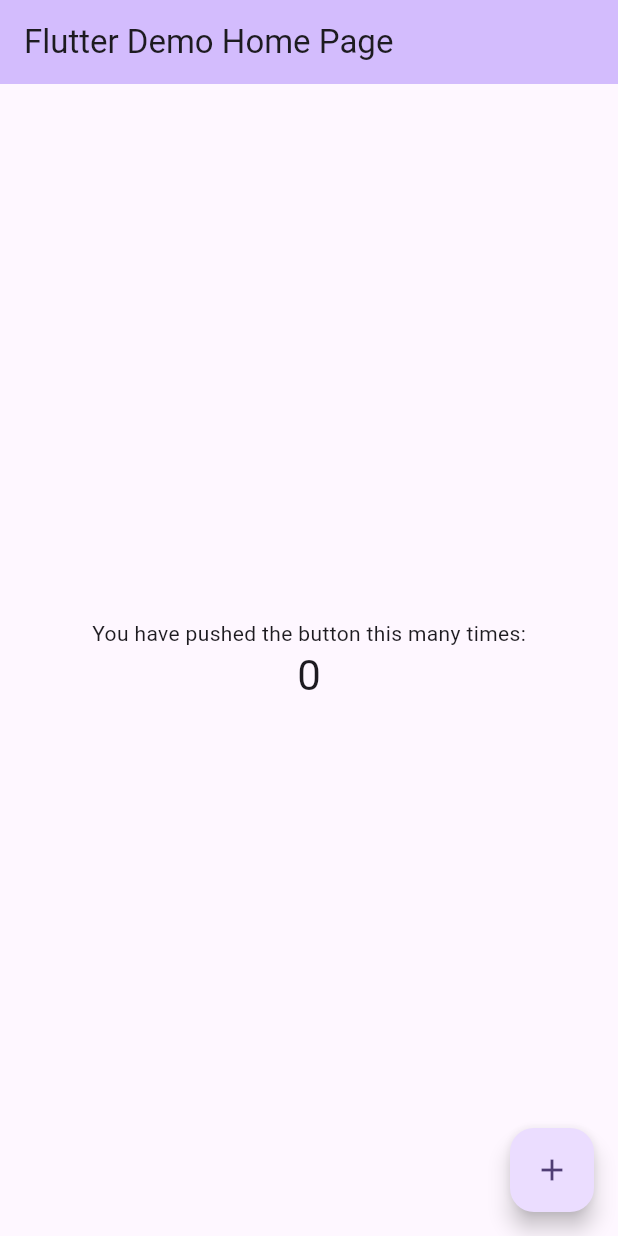
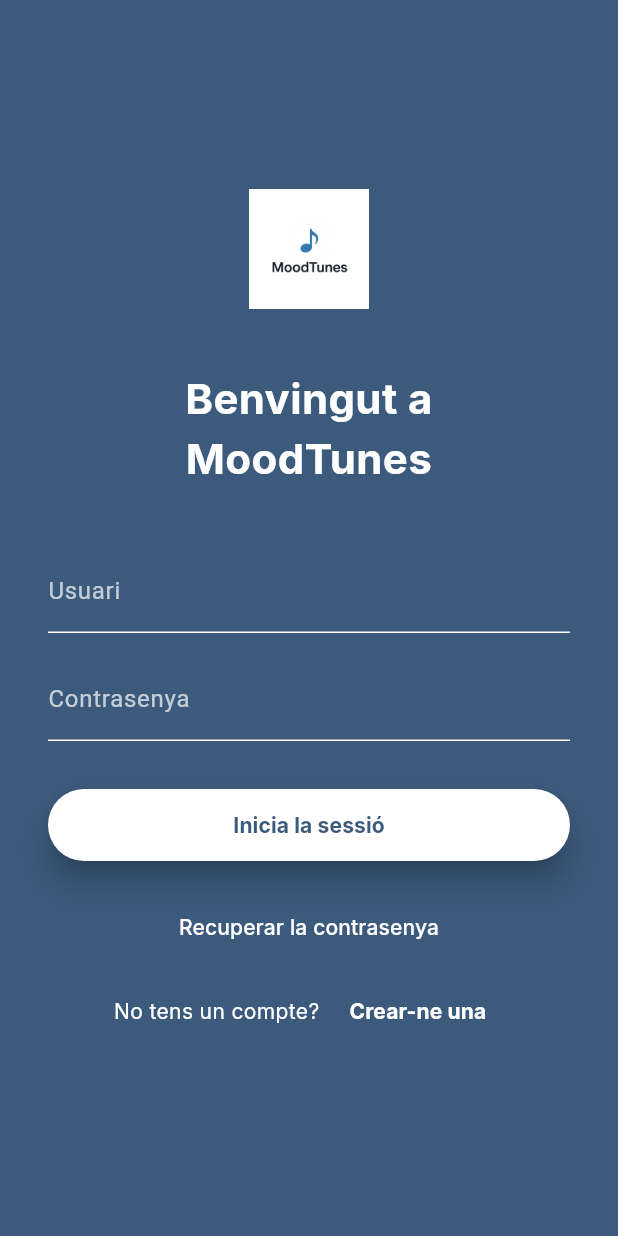
Before and after one commit to sabero23/MoodTunes, a Flutter app: the screen it shows after launch, on a phone screen of 412 x 824 dp. Run offline on Flutter 3.47's test engine with Material 3 defaults, Android fonts, the phone set to English and light mode, and no system bars; our stand-ins replace google_fonts.

Commit message:
Crear UI de login i registre a Flutter

```diff
--- a/app/lib/main.dart
+++ b/app/lib/main.dart
@@ -1,122 +1,22 @@
 import 'package:flutter/material.dart';
+import 'screens/login_screen.dart';
+import 'screens/register_screen.dart';
 
-void main() {
-  runApp(const MyApp());
-}
+void main() => runApp(const MyApp());
 
 class MyApp extends StatelessWidget {
   const MyApp({super.key});
 
-  // This widget is the root of your application.
   @override
   Widget build(BuildContext context) {
     return MaterialApp(
-      title: 'Flutter Demo',
-      theme: ThemeData(
-        // This is the theme of your application.
-        //
-        // TRY THIS: Try running your application with "flutter run". You'll see
-        // the application has a purple toolbar. Then, without quitting the app,
-        // try changing the seedColor in the colorScheme below to Colors.green
-        // and then invoke "hot reload" (save your changes or press the "hot
-        // reload" button in a Flutter-supported IDE, or press "r" if you used
-        // the command line to start the app).
-        //
-        // Notice that the counter didn't reset back to zero; the application
-        // state is not lost during the reload. To reset the state, use hot
-        // restart instead.
-        //
-        // This works for code too, not just values: Most code changes can be
-        // tested with just a hot reload.
-        colorScheme: ColorScheme.fromSeed(seedColor: Colors.deepPurple),
-      ),
-      home: const MyHomePage(title: 'Flutter Demo Home Page'),
+      title: 'MoodTunes',
+      debugShowCheckedModeBanner: false,
+      initialRoute: '/login',
+      routes: {
+        '/login': (context) => const LoginScreen(),
+        '/register': (context) => RegisterScreen(),
+      },
     );
   }
 }
-
-class MyHomePage extends StatefulWidget {
-  const MyHomePage({super.key, required this.title});
-
-  // This widget is the home page of your application. It is stateful, meaning
-  // that it has a State object (defined below) that contains fields that affect
-  // how it looks.
-
-  // This class is the configuration for the state. It holds the values (in this
-  // case the title) provided by the parent (in this case the App widget) and
-  // used by the build method of the State. Fields in a Widget subclass are
-  // always marked "final".
-
-  final String title;
-
-  @override
-  State<MyHomePage> createState() => _MyHomePageState();
-}
-
-class _MyHomePageState extends State<MyHomePage> {
-  int _counter = 0;
-
-  void _incrementCounter() {
-    setState(() {
-      // This call to setState tells the Flutter framework that something has
-      // changed in this State, which causes it to rerun the build method below
-      // so that the display can reflect the updated values. If we changed
-      // _counter without calling setState(), then the build method would not be
-      // called again, and so nothing would appear to happen.
-      _counter++;
-    });
-  }
-
-  @override
-  Widget build(BuildContext context) {
-    // This method is rerun every time setState is called, for instance as done
-    // by the _incrementCounter method above.
-    //
-    // The Flutter framework has been optimized to make rerunning build methods
-    // fast, so that you can just rebuild anything that needs updating rather
-    // than having to individually change instances of widgets.
-    return Scaffold(
-      appBar: AppBar(
-        // TRY THIS: Try changing the color here to a specific color (to
-        // Colors.amber, perhaps?) and trigger a hot reload to see the AppBar
-        // change color while the other colors stay the same.
-        backgroundColor: Theme.of(context).colorScheme.inversePrimary,
-        // Here we take the value from the MyHomePage object that was created by
-        // the App.build method, and use it to set our appbar title.
-        title: Text(widget.title),
-      ),
-      body: Center(
-        // Center is a layout widget. It takes a single child and positions it
-        // in the middle of the parent.
-        child: Column(
-          // Column is also a layout widget. It takes a list of children and
-          // arranges them vertically. By default, it sizes itself to fit its
-          // children horizontally, and tries to be as tall as its parent.
-          //
-          // Column has various properties to control how it sizes itself and
-          // how it positions its children. Here we use mainAxisAlignment to
-          // center the children vertically; the main axis here is the vertical
-          // axis because Columns are vertical (the cross axis would be
-          // horizontal).
-          //
-          // TRY THIS: Invoke "debug painting" (choose the "Toggle Debug Paint"
-          // action in the IDE, or press "p" in the console), to see the
-          // wireframe for each widget.
-          mainAxisAlignment: MainAxisAlignment.center,
-          children: <Widget>[
-            const Text('You have pushed the button this many times:'),
-            Text(
-              '$_counter',
-              style: Theme.of(context).textTheme.headlineMedium,
-            ),
-          ],
-        ),
-      ),
-      floatingActionButton: FloatingActionButton(
-        onPressed: _incrementCounter,
-        tooltip: 'Increment',
-        child: const Icon(Icons.add),
-      ), // This trailing comma makes auto-formatting nicer for build methods.
-    );
-  }
-}
--- /dev/null
+++ b/app/lib/screens/login_screen.dart
@@ -0,0 +1,118 @@
+import 'package:flutter/material.dart';
+import 'package:google_fonts/google_fonts.dart';
+
+class LoginScreen extends StatelessWidget {
+  const LoginScreen({super.key});
+
+  @override
+  Widget build(BuildContext context) {
+    return Scaffold(
+      backgroundColor: const Color(0xFF3C5A7C),
+      body: Center(
+        child: SingleChildScrollView(
+          padding: const EdgeInsets.symmetric(horizontal: 32),
+          child: Column(
+            mainAxisAlignment: MainAxisAlignment.center,
+            children: [
+              Image.asset(
+                'assets/logo.png',
+                height: 80,
+              ),
+              const SizedBox(height: 40),
+              Text(
+                'Benvingut a\nMoodTunes',
+                textAlign: TextAlign.center,
+                style: GoogleFonts.inter(
+                  color: Colors.white,
+                  fontSize: 28,
+                  fontWeight: FontWeight.bold,
+                ),
+              ),
+              const SizedBox(height: 40),
+              const CustomTextField(label: 'Usuari'),
+              const SizedBox(height: 16),
+              const CustomTextField(label: 'Contrasenya', isPassword: true),
+              const SizedBox(height: 32),
+              SizedBox(
+                width: double.infinity,
+                child: ElevatedButton(
+                  style: ElevatedButton.styleFrom(
+                    foregroundColor: const Color(0xFF3C5A7C),
+                    backgroundColor: Colors.white,
+                    padding: const EdgeInsets.symmetric(vertical: 14),
+                    shape: RoundedRectangleBorder(
+                      borderRadius: BorderRadius.circular(24),
+                    ),
+                    elevation: 8,
+                  ),
+                  onPressed: () {},
+                  child: Text(
+                    'Inicia la sessió',
+                    style: GoogleFonts.inter(fontWeight: FontWeight.bold),
+                  ),
+                ),
+              ),
+              const SizedBox(height: 20),
+              TextButton(
+                onPressed: () {},
+                child: Text(
+                  'Recuperar la contrasenya',
+                  style: GoogleFonts.inter(color: Colors.white),
+                ),
+              ),
+              const SizedBox(height: 8),
+              Row(
+                mainAxisAlignment: MainAxisAlignment.center,
+                children: [
+                  Text(
+                    'No tens un compte?',
+                    style: GoogleFonts.inter(color: Colors.white),
+                  ),
+                  const SizedBox(width: 8),
+                  TextButton(
+                    onPressed: () {
+                      Navigator.pushNamed(context, '/register');
+                    },
+                    child: Text(
+                      'Crear-ne una',
+                      style: GoogleFonts.inter(
+                        fontWeight: FontWeight.bold,
+                        color: Colors.white,
+                      ),
+                    ),
+                  ),
+                ],
+              ),
+            ],
+          ),
+        ),
+      ),
+    );
+  }
+}
+
+class CustomTextField extends StatelessWidget {
+  final String label;
+  final bool isPassword;
+
+  const CustomTextField({super.key, required this.label, this.isPassword = false});
+
+  @override
+  Widget build(BuildContext context) {
+    return TextField(
+      obscureText: isPassword,
+      style: const TextStyle(color: Colors.white),
+      cursorColor: Colors.white,
+      decoration: InputDecoration(
+        labelText: label,
+        labelStyle: const TextStyle(color: Colors.white70),
+        enabledBorder: const UnderlineInputBorder(
+          borderSide: BorderSide(color: Colors.white),
+        ),
+        focusedBorder: const UnderlineInputBorder(
+          borderSide: BorderSide(color: Colors.white),
+        ),
+      ),
+    );
+  }
+}
```
Also changed, not shown: app/lib/screens/register_screen.dart (added, +121 -0 lines), app/pubspec.yaml (+6 -72 lines), app/assets/logo.png (added), app/pubspec.lock, 2 other files.
